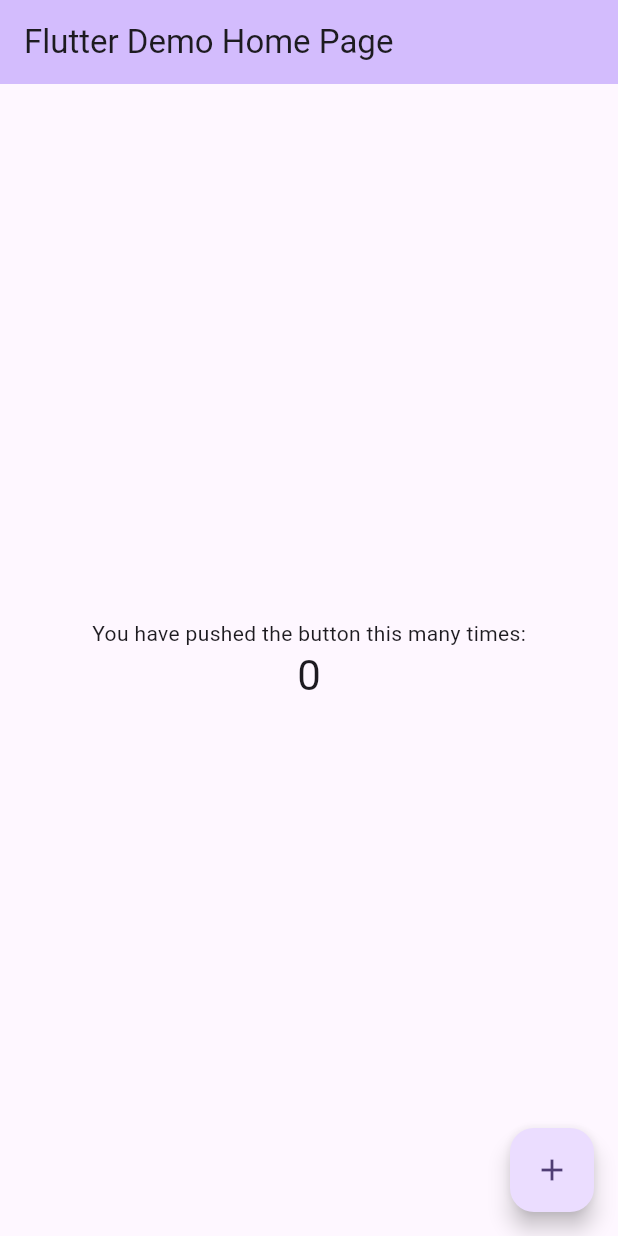
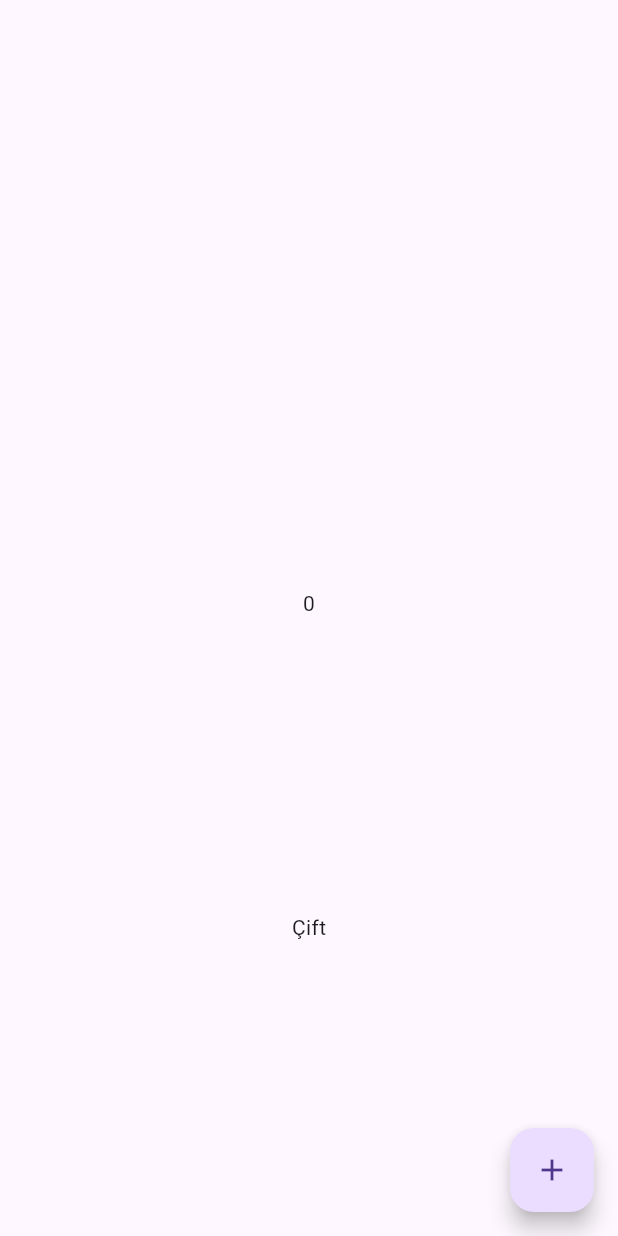
Before and after one commit to omeryilmaz2K/Application-Architecture, a Flutter app: the screen it shows after launch, on a phone screen of 412 x 824 dp. Run offline on Flutter 3.47's test engine with Material 3 defaults, Android fonts, the phone set to English and light mode, and no system bars; our stand-ins replace flutter_mobx, mobx; generated files the repository leaves out were written again.

Commit message:
Mobx state management solution added to the project and code base organized accordingly. Sample counter app also developed on ExampleBaseView.

```diff
--- a/lib/core/base/view/base_view.dart
+++ b/lib/core/base/view/base_view.dart
@@ -1,43 +1,44 @@
 import 'package:flutter/material.dart';
+import 'package:mobx/mobx.dart';
 
-class BaseView<T> extends StatefulWidget {
+final class BaseView<T extends Store> extends StatefulWidget {
   const BaseView({
     super.key,
-    required this.viewModel,
     required this.onPageBuilder,
     required this.onModelReady,
-    required this.onDispose,
+    this.onDispose,
+    required this.viewModel,
   });
 
+  final Widget Function(BuildContext context, T value) onPageBuilder;
+  final void Function(T model) onModelReady;
+  final VoidCallback? onDispose;
   final T viewModel;
-  final Function(BuildContext context, T viewModel) onPageBuilder;
-  final Function(T model) onModelReady;
-  final VoidCallback onDispose;
 
   @override
-  State<BaseView> createState() => _BaseViewState();
+  State<BaseView<T>> createState() => _BaseViewState<T>();
 }
 
-class _BaseViewState extends State<BaseView> {
+final class _BaseViewState<T extends Store> extends State<BaseView<T>> {
+  late T model;
+
   @override
   void initState() {
     super.initState();
 
-    widget.onModelReady(widget.viewModel);
+    model = widget.viewModel;
+    widget.onModelReady(model);
   }
 
   @override
   void dispose() {
     super.dispose();
 
-    widget.onDispose();
+    widget.onDispose?.call();
   }
 
   @override
   Widget build(BuildContext context) {
-    return widget.onPageBuilder(
-      context,
-      widget.viewModel,
-    );
+    return widget.onPageBuilder(context, model);
   }
 }
--- a/lib/main.dart
+++ b/lib/main.dart
@@ -1,125 +1,16 @@
+import 'package:application_architecture/view/example/view/example_base_view.dart';
 import 'package:flutter/material.dart';
 
-void main() {
-  runApp(const MyApp());
-}
+void main() => runApp(const MyApp());
 
 class MyApp extends StatelessWidget {
   const MyApp({super.key});
 
-  // This widget is the root of your application.
   @override
   Widget build(BuildContext context) {
-    return MaterialApp(
-      title: 'Flutter Demo',
-      theme: ThemeData(
-        // This is the theme of your application.
-        //
-        // TRY THIS: Try running your application with "flutter run". You'll see
-        // the application has a purple toolbar. Then, without quitting the app,
-        // try changing the seedColor in the colorScheme below to Colors.green
-        // and then invoke "hot reload" (save your changes or press the "hot
-        // reload" button in a Flutter-supported IDE, or press "r" if you used
-        // the command line to start the app).
-        //
-        // Notice that the counter didn't reset back to zero; the application
-        // state is not lost during the reload. To reset the state, use hot
-        // restart instead.
-        //
-        // This works for code too, not just values: Most code changes can be
-        // tested with just a hot reload.
-        colorScheme: ColorScheme.fromSeed(seedColor: Colors.deepPurple),
-        useMaterial3: true,
-      ),
-      home: const MyHomePage(title: 'Flutter Demo Home Page'),
+    return const MaterialApp(
+      title: 'Material App',
+      home: ExampleBaseView(),
     );
   }
 }
-
-class MyHomePage extends StatefulWidget {
-  const MyHomePage({super.key, required this.title});
-
-  // This widget is the home page of your application. It is stateful, meaning
-  // that it has a State object (defined below) that contains fields that affect
-  // how it looks.
-
-  // This class is the configuration for the state. It holds the values (in this
-  // case the title) provided by the parent (in this case the App widget) and
-  // used by the build method of the State. Fields in a Widget subclass are
-  // always marked "final".
-
-  final String title;
-
-  @override
-  State<MyHomePage> createState() => _MyHomePageState();
-}
-
-class _MyHomePageState extends State<MyHomePage> {
-  int _counter = 0;
-
-  void _incrementCounter() {
-    setState(() {
-      // This call to setState tells the Flutter framework that something has
-      // changed in this State, which causes it to rerun the build method below
-      // so that the display can reflect the updated values. If we changed
-      // _counter without calling setState(), then the build method would not be
-      // called again, and so nothing would appear to happen.
-      _counter++;
-    });
-  }
-
-  @override
-  Widget build(BuildContext context) {
-    // This method is rerun every time setState is called, for instance as done
-    // by the _incrementCounter method above.
-    //
-    // The Flutter framework has been optimized to make rerunning build methods
-    // fast, so that you can just rebuild anything that needs updating rather
-    // than having to individually change instances of widgets.
-    return Scaffold(
-      appBar: AppBar(
-        // TRY THIS: Try changing the color here to a specific color (to
-        // Colors.amber, perhaps?) and trigger a hot reload to see the AppBar
-        // change color while the other colors stay the same.
-        backgroundColor: Theme.of(context).colorScheme.inversePrimary,
-        // Here we take the value from the MyHomePage object that was created by
-        // the App.build method, and use it to set our appbar title.
-        title: Text(widget.title),
-      ),
-      body: Center(
-        // Center is a layout widget. It takes a single child and positions it
-        // in the middle of the parent.
-        child: Column(
-          // Column is also a layout widget. It takes a list of children and
-          // arranges them vertically. By default, it sizes itself to fit its
-          // children horizontally, and tries to be as tall as its parent.
-          //
-          // Column has various properties to control how it sizes itself and
-          // how it positions its children. Here we use mainAxisAlignment to
-          // center the children vertically; the main axis here is the vertical
-          // axis because Columns are vertical (the cross axis would be
-          // horizontal).
-          //
-          // TRY THIS: Invoke "debug painting" (choose the "Toggle Debug Paint"
-          // action in the IDE, or press "p" in the console), to see the
-          // wireframe for each widget.
-          mainAxisAlignment: MainAxisAlignment.center,
-          children: <Widget>[
-            const Text(
-              'You have pushed the button this many times:',
-            ),
-            Text(
-              '$_counter',
-              style: Theme.of(context).textTheme.headlineMedium,
-            ),
-          ],
-        ),
-      ),
-      floatingActionButton: FloatingActionButton(
-        onPressed: _incrementCounter,
-        tooltip: 'Increment',
-        child: const Icon(Icons.add),
-      ), // This trailing comma makes auto-formatting nicer for build methods.
-    );
-  }
-}
--- a/lib/view/example/view/example_base_view.dart
+++ b/lib/view/example/view/example_base_view.dart
@@ -1,22 +1,73 @@
 import 'package:application_architecture/core/base/state/base_state.dart';
 import 'package:application_architecture/core/base/view/base_view.dart';
+import 'package:application_architecture/view/example/viewmodel/example_view_model.dart';
 import 'package:flutter/material.dart';
+import 'package:flutter_mobx/flutter_mobx.dart';
 
-class ExampleBaseView extends StatefulWidget {
+final class ExampleBaseView extends StatefulWidget {
   const ExampleBaseView({super.key});
 
   @override
   BaseState<ExampleBaseView> createState() => _ExampleBaseViewState();
 }
 
-class _ExampleBaseViewState extends BaseState<ExampleBaseView> {
+final class _ExampleBaseViewState extends BaseState<ExampleBaseView> {
+  ExampleViewModel exampleViewModel = ExampleViewModel();
+
   @override
   Widget build(BuildContext context) {
-    return BaseView(
-      viewModel: '',
-      onPageBuilder: (context, viewModel) => const Text(''),
-      onModelReady: (model) {},
+    return BaseView<ExampleViewModel>(
+      viewModel: exampleViewModel,
+      onPageBuilder: (context, viewModel) => Observer(
+        builder: (context) {
+          return CounterWidget(
+            onPressed: viewModel.incrementNumber,
+            number: viewModel.number,
+            isEven: viewModel.isEven,
+          );
+        },
+      ),
+      onModelReady: (model) {
+        exampleViewModel = model;
+      },
       onDispose: () {},
     );
   }
 }
+
+final class CounterWidget extends StatelessWidget {
+  const CounterWidget({
+    super.key,
+    required this.onPressed,
+    required this.number,
+    required this.isEven,
+  });
+
+  final VoidCallback onPressed;
+  final int number;
+  final bool isEven;
+
+  @override
+  Widget build(BuildContext context) {
+    return Scaffold(
+      body: Center(
+        child: Column(
+          mainAxisAlignment: MainAxisAlignment.spaceEvenly,
+          children: [
+            const SizedBox(),
+            Text(
+              number.toString(),
+            ),
+            Text(isEven ? 'Çift' : 'Tek'),
+          ],
+        ),
+      ),
+      floatingActionButton: FloatingActionButton(
+        onPressed: onPressed,
+        child: const Icon(
+          Icons.add_outlined,
+        ),
+      ),
+    );
+  }
+}
```
Also changed, not shown: lib/view/counter/view/counter_view.dart (added, +34 -0 lines), lib/view/example/viewmodel/example_view_model.dart (added, +20 -0 lines), pubspec.yaml (+8 -0 lines), lib/view/example/viewmodel/example_view_model.g.dart (added), pubspec.lock, 1 other file.
